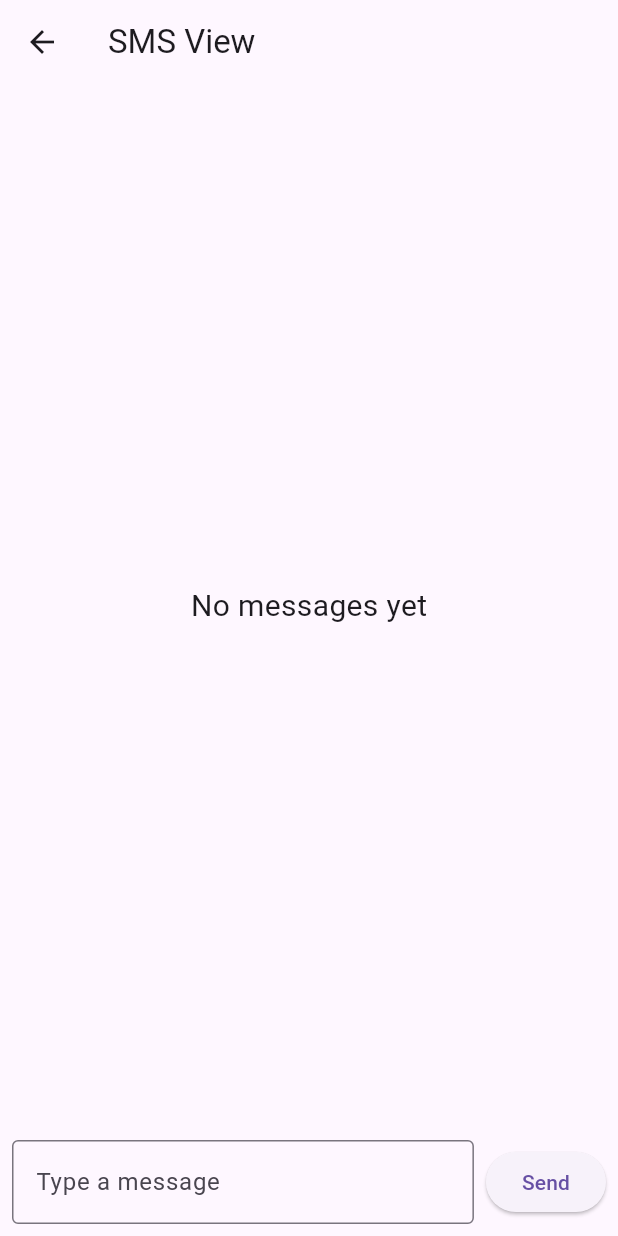
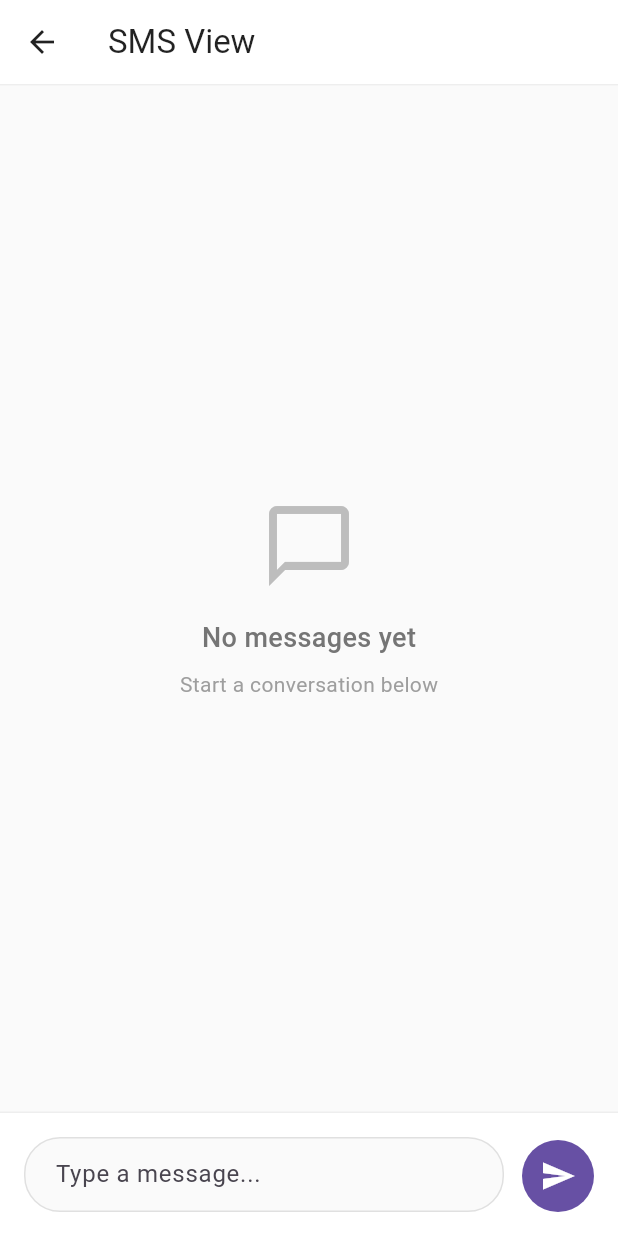
Before and after one commit to odrevet/ai_phone, a Flutter app: the SMSView screen opened directly with empty values, on a phone screen of 412 x 824 dp. Run offline on Flutter 3.47's test engine with Material 3 defaults, Android fonts, the phone set to English and light mode, and no system bars; our stand-ins replace audioplayers, shared_preferences, speech_to_text; accounts and stored records are empty.

Commit message:
sms view layout

```diff
--- a/lib/widgets/sms_view.dart
+++ b/lib/widgets/sms_view.dart
@@ -1,5 +1,4 @@
 import 'package:flutter/material.dart';
-import 'package:flutter_chat_bubble/chat_bubble.dart';
 
 import '../api.dart';
 
@@ -17,99 +16,259 @@ class SMSView extends StatefulWidget {
   SMSViewState createState() => SMSViewState();
 }
 
-class SMSViewState extends State<SMSView> {
+class SMSViewState extends State<SMSView> with TickerProviderStateMixin {
   final TextEditingController _messageController = TextEditingController();
   final ScrollController _scrollController = ScrollController();
+  bool _isTyping = false;
+  late AnimationController _animationController;
+  late Animation<int> _dotAnimation;
 
   @override
   void initState() {
     super.initState();
-    // Scroll to bottom initially
     WidgetsBinding.instance.addPostFrameCallback((_) => _scrollToBottom());
+
+    _animationController = AnimationController(
+      duration: const Duration(milliseconds: 1500),
+      vsync: this,
+    );
+
+    _dotAnimation = IntTween(begin: 0, end: 3).animate(
+      CurvedAnimation(parent: _animationController, curve: Curves.linear),
+    );
   }
 
   void _scrollToBottom() {
-    _scrollController.jumpTo(_scrollController.position.maxScrollExtent);
+    WidgetsBinding.instance.addPostFrameCallback((_) {
+      if (_scrollController.hasClients) {
+        _scrollController.animateTo(
+          _scrollController.position.maxScrollExtent,
+          duration: const Duration(milliseconds: 300),
+          curve: Curves.easeOut,
+        );
+      }
+    });
+  }
+
+  Widget _buildTypingIndicator() {
+    return Padding(
+      padding: const EdgeInsets.symmetric(horizontal: 16.0, vertical: 8.0),
+      child: Row(
+        mainAxisAlignment: MainAxisAlignment.end,
+        children: [
+          Container(
+            padding: const EdgeInsets.symmetric(horizontal: 16, vertical: 12),
+            decoration: BoxDecoration(
+              color: Colors.grey.shade200,
+              borderRadius: BorderRadius.circular(20),
+              boxShadow: [
+                BoxShadow(
+                  color: Colors.black.withValues(alpha: 0.05),
+                  blurRadius: 4,
+                  offset: const Offset(0, 2),
+                ),
+              ],
+            ),
+            child: AnimatedBuilder(
+              animation: _dotAnimation,
+              builder: (context, child) {
+                String dots = '.' * (_dotAnimation.value + 1);
+                return Text(
+                  'Typing$dots',
+                  style: TextStyle(
+                    color: Colors.grey.shade600,
+                    fontSize: 14,
+                    fontStyle: FontStyle.italic,
+                  ),
+                );
+              },
+            ),
+          ),
+        ],
+      ),
+    );
+  }
+
+  Widget _buildMessageBubble(Map<String, String> message) {
+    final isUser = message['role'] == 'user';
+    return Padding(
+      padding: const EdgeInsets.symmetric(horizontal: 16.0, vertical: 4.0),
+      child: Row(
+        mainAxisAlignment: isUser
+            ? MainAxisAlignment.start
+            : MainAxisAlignment.end,
+        children: [
+          if (!isUser) const Spacer(flex: 1),
+          Flexible(
+            flex: 4,
+            child: Container(
+              padding: const EdgeInsets.symmetric(horizontal: 16, vertical: 12),
+              decoration: BoxDecoration(
+                color: isUser
+                    ? Colors.grey.shade100
+                    : Theme.of(context).primaryColor,
+                borderRadius: BorderRadius.circular(20),
+                boxShadow: [
+                  BoxShadow(
+                    color: Colors.black.withOpacity(0.05),
+                    blurRadius: 4,
+                    offset: const Offset(0, 2),
+                  ),
+                ],
+              ),
+              child: Text(
+                message['content'] ?? '',
+                style: TextStyle(
+                  color: isUser ? Colors.black87 : Colors.white,
+                  fontSize: 16,
+                  height: 1.4,
+                ),
+              ),
+            ),
+          ),
+          if (isUser) const Spacer(flex: 1),
+        ],
+      ),
+    );
+  }
+
+  Widget _buildEmptyState() {
+    return Center(
+      child: Column(
+        mainAxisAlignment: MainAxisAlignment.center,
+        children: [
+          Icon(
+            Icons.chat_bubble_outline,
+            size: 64,
+            color: Colors.grey.shade400,
+          ),
+          const SizedBox(height: 16),
+          Text(
+            'No messages yet',
+            style: TextStyle(
+              fontSize: 18,
+              color: Colors.grey.shade600,
+              fontWeight: FontWeight.w500,
+            ),
+          ),
+          const SizedBox(height: 8),
+          Text(
+            'Start a conversation below',
+            style: TextStyle(fontSize: 14, color: Colors.grey.shade500),
+          ),
+        ],
+      ),
+    );
+  }
+
+  Widget _buildInputArea() {
+    return Container(
+      decoration: BoxDecoration(
+        color: Colors.white,
+        border: Border(top: BorderSide(color: Colors.grey.shade200, width: 1)),
+      ),
+      child: SafeArea(
+        child: Padding(
+          padding: const EdgeInsets.all(16.0),
+          child: Row(
+            crossAxisAlignment: CrossAxisAlignment.end,
+            children: [
+              Expanded(
+                child: Container(
+                  decoration: BoxDecoration(
+                    color: Colors.grey.shade50,
+                    borderRadius: BorderRadius.circular(24),
+                    border: Border.all(color: Colors.grey.shade300, width: 1),
+                  ),
+                  child: TextField(
+                    controller: _messageController,
+                    decoration: const InputDecoration(
+                      hintText: 'Type a message...',
+                      border: InputBorder.none,
+                      contentPadding: EdgeInsets.symmetric(
+                        horizontal: 20,
+                        vertical: 12,
+                      ),
+                    ),
+                    maxLines: null,
+                    keyboardType: TextInputType.multiline,
+                    enabled: !_isTyping,
+                    style: const TextStyle(fontSize: 16),
+                  ),
+                ),
+              ),
+              const SizedBox(width: 12),
+              Container(
+                decoration: BoxDecoration(
+                  color: _isTyping
+                      ? Colors.grey.shade300
+                      : Theme.of(context).primaryColor,
+                  borderRadius: BorderRadius.circular(24),
+                ),
+                child: IconButton(
+                  onPressed: _isTyping
+                      ? null
+                      : () async {
+                          await _sendMessage();
+                        },
+                  icon: Icon(
+                    Icons.send,
+                    color: _isTyping ? Colors.grey.shade500 : Colors.white,
+                  ),
+                  padding: const EdgeInsets.all(12),
+                ),
+              ),
+            ],
+          ),
+        ),
+      ),
+    );
   }
 
   @override
   void dispose() {
     _messageController.dispose();
     _scrollController.dispose();
+    _animationController.dispose();
     super.dispose();
   }
 
   @override
   Widget build(BuildContext context) {
     return Scaffold(
-      appBar: AppBar(title: const Text('SMS View')),
+      backgroundColor: Colors.grey.shade50,
+      appBar: AppBar(
+        title: const Text('SMS View'),
+        backgroundColor: Colors.white,
+        foregroundColor: Colors.black87,
+        elevation: 0,
+        bottom: PreferredSize(
+          preferredSize: const Size.fromHeight(1),
+          child: Container(height: 1, color: Colors.grey.shade200),
+        ),
+      ),
       body: Column(
         children: [
           Expanded(
-            child: widget.conversationHistory.isEmpty
-                ? const Center(
-                    child: Text(
-                      'No messages yet',
-                      style: TextStyle(fontSize: 20),
-                    ),
-                  )
+            child: widget.conversationHistory.isEmpty && !_isTyping
+                ? _buildEmptyState()
                 : ListView.builder(
                     controller: _scrollController,
-                    itemCount: widget.conversationHistory.length,
+                    padding: const EdgeInsets.symmetric(vertical: 16),
+                    itemCount:
+                        widget.conversationHistory.length + (_isTyping ? 1 : 0),
                     itemBuilder: (context, index) {
+                      if (_isTyping &&
+                          index == widget.conversationHistory.length) {
+                        return _buildTypingIndicator();
+                      }
+
                       final message = widget.conversationHistory[index];
-
-                      return ChatBubble(
-                        alignment: message['role'] == 'user'
-                            ? Alignment.topLeft
-                            : Alignment.topRight,
-                        clipper: ChatBubbleClipper1(
-                          type: message['role'] == 'user'
-                              ? BubbleType.receiverBubble
-                              : BubbleType.sendBubble,
-                        ),
-                        backGroundColor: message['role'] == 'user'
-                            ? const Color(0xffE7E7ED)
-                            : Colors.grey,
-                        margin: const EdgeInsets.only(top: 20),
-                        child: Container(
-                          constraints: BoxConstraints(
-                            maxWidth: MediaQuery.of(context).size.width * 0.7,
-                          ),
-                          child: Text(
-                            message['content'] ?? '',
-                            style: const TextStyle(color: Colors.black),
-                          ),
-                        ),
-                      );
+                      return _buildMessageBubble(message);
                     },
                   ),
           ),
-          Padding(
-            padding: const EdgeInsets.all(8.0),
-            child: Row(
-              children: [
-                Expanded(
-                  child: TextField(
-                    controller: _messageController,
-                    decoration: const InputDecoration(
-                      hintText: 'Type a message',
-                      border: OutlineInputBorder(),
-                    ),
-                    maxLines: null,
-                    keyboardType: TextInputType.multiline,
-                  ),
-                ),
-                const SizedBox(width: 8),
-                ElevatedButton(
-                  onPressed: () async {
-                    await _sendMessage();
-                  },
-                  child: const Text('Send'),
-                )
-              ],
-            ),
-          ),
+          _buildInputArea(),
         ],
       ),
     );
@@ -119,17 +278,33 @@ class SMSViewState extends State<SMSView> {
     final message = _messageController.text.trim();
     if (message.isNotEmpty) {
       await widget.addConversation("user", message);
+      _messageController.clear();
+
+      setState(() {
+        _isTyping = true;
+      });
+      _animationController.repeat();
       _scrollToBottom();
 
-      _messageController.clear();
+      sendChatCompletion(widget.conversationHistory, "assistant")
+          .then((response) async {
+            _animationController.stop();
+            setState(() {
+              _isTyping = false;
+            });
 
-      sendChatCompletion(widget.conversationHistory, "assistant").then((
-        response,
-      ) async {
-        String messageContent = response['choices'][0]['message']['content'];
-        await widget.addConversation("assistant", messageContent);
-        _scrollToBottom();
-      });
+            String messageContent =
+                response['choices'][0]['message']['content'];
+            await widget.addConversation("assistant", messageContent);
+            _scrollToBottom();
+          })
+          .catchError((error) {
+            _animationController.stop();
+            setState(() {
+              _isTyping = false;
+            });
+            print('Error sending message: $error');
+          });
     }
   }
 }
```
